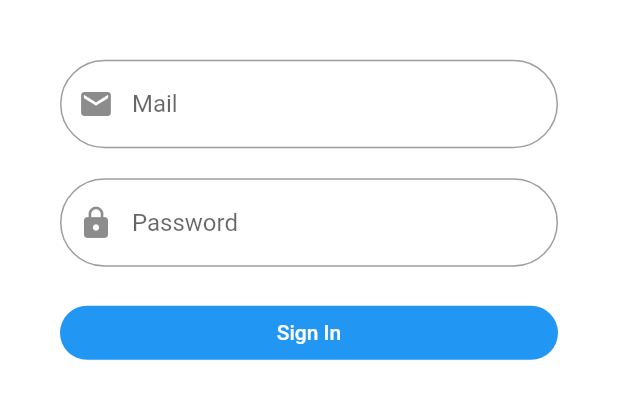
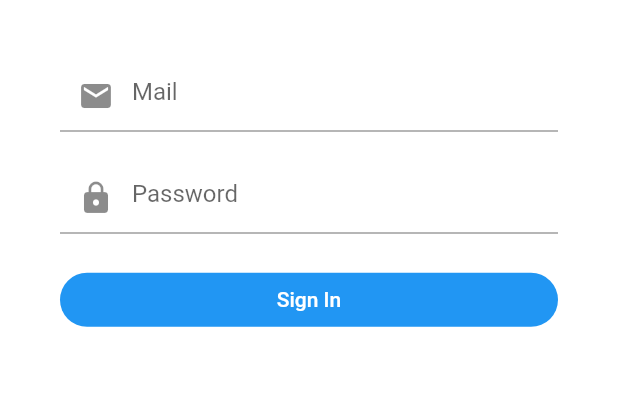
Before and after one commit to AxShaposhnikov/messenger_app_flutter, a Flutter app: the screen it shows after launch, on a phone screen of 412 x 824 dp, the part 420-839 px from its top. Run offline on Flutter 3.47's test engine with Material 2 defaults, Android fonts, the phone set to English and light mode, and no system bars; our stand-ins replace firebase_core, shared_preferences; accounts and stored records are empty.

Commit message:
adding login page v1.2

```diff
--- a/lib/pages/auth/login_page.dart
+++ b/lib/pages/auth/login_page.dart
@@ -1,4 +1,5 @@
 import 'package:flutter/material.dart';
+import 'package:messenger_app/widgets/widgets.dart';
 
 class LoginPage extends StatefulWidget {
   const LoginPage({super.key});
@@ -11,6 +12,9 @@ class _LoginPageState extends State<LoginPage> {
   final TextEditingController _loginController = TextEditingController();
   final TextEditingController _passwordController = TextEditingController();
 
+  String email = "";
+  String password = "";
+  bool _isLoading = false;
   final _formKey = GlobalKey<FormState>();
 
   @override
@@ -36,55 +40,37 @@ class _LoginPageState extends State<LoginPage> {
                         height: 40,
                       ),
                       TextFormField(
-                        // указываем для поля границу,
-                        // иконку и подсказку (hint)
-                        decoration: const InputDecoration(
-                            border: OutlineInputBorder(
-                                borderSide: BorderSide(width: 1.5),
-                                borderRadius:
-                                    BorderRadius.all(Radius.circular(40))),
-                            prefixIcon: Icon(Icons.mail),
-                            hintText: "Mail"),
-                        // не забываем указать TextEditingController
-                        controller: _loginController,
-                        // параметр validator - функция которая,
-                        // должна возвращать null при успешной проверки
-                        // или строку при неудачной
-                        validator: (value) {
-                          // здесь мы для наглядности добавили 2 проверки
-                          if (value == null || value.isEmpty) {
-                            return "User mail is empty";
-                          }
-                          if (value.length < 3) {
-                            return "Заголовок должен быть не короче 3 символов";
-                          }
-                          return null;
-                        },
-                      ),
+                          decoration: textInputDecoration.copyWith(
+                              prefixIcon: const Icon(Icons.mail),
+                              hintText: "Mail"),
+                          controller: _loginController,
+                          validator: (value) {
+                            return RegExp(
+                                        r"^[a-zA-Z0-9.a-zA-Z0-9.!#$%&'*+-/=?^_`{|}~]+@[a-zA-Z0-9]+\.[a-zA-Z]+")
+                                    .hasMatch(value!)
+                                ? null
+                                : 'Please enter valid email';
+                          },
+                          onChanged: (value) {
+                            setState(() {
+                              email = value;
+                            });
+                          }),
                       const SizedBox(height: 20),
                       TextFormField(
-                        // указываем для поля границу,
-                        // иконку и подсказку (hint)
-                        decoration: const InputDecoration(
-                            border: OutlineInputBorder(
-                                borderRadius:
-                                    BorderRadius.all(Radius.circular(40))),
-                            prefixIcon: Icon(Icons.lock),
+                        decoration: textInputDecoration.copyWith(
+                            prefixIcon: const Icon(Icons.lock),
                             hintText: "Password"),
-                        // не забываем указать TextEditingController
                         controller: _passwordController,
-                        // параметр validator - функция которая,
-                        // должна возвращать null при успешной проверки
-                        // или строку при неудачной
                         validator: (value) {
-                          // здесь мы для наглядности добавили 2 проверки
-                          if (value == null || value.isEmpty) {
-                            return "Заголовок пустой";
-                          }
-                          if (value.length < 3) {
-                            return "Заголовок должен быть не короче 3 символов";
-                          }
-                          return null;
+                          return value!.length < 6
+                              ? null
+                              : "Password must be at least 6 characters";
+                        },
+                        onChanged: (value) {
+                          setState(() {
+                            password = value;
+                          });
                         },
                       ),
                       const SizedBox(
--- a/lib/shared/constants.dart
+++ b/lib/shared/constants.dart
@@ -1,3 +1,5 @@
+import 'package:flutter/material.dart';
+
 class Constants {
   static String apiKey = "AIzaSyB54osR9V905dT0HItrKXb5A1tOtTy-oTE";
   static String authDomain = "chatappflutter-4e8e9.firebaseapp.com";
@@ -5,4 +7,5 @@ class Constants {
   static String storageBucket = "chatappflutter-4e8e9.appspot.com";
   static String messagingSenderId = "1070750998539";
   static String appId = "1:1070750998539:web:54b716e62ce445e348670e";
+  final primaryColor = const Color.fromARGB(0, 0, 191, 255);
 }
--- a/lib/widgets/widgets.dart
+++ b/lib/widgets/widgets.dart
@@ -1,3 +1,7 @@
 import 'package:flutter/material.dart';
 
-const textInputDecoration = InputDecoration();
+const textInputDecoration = InputDecoration(
+    labelStyle: TextStyle(color: Colors.black),
+    focusedBorder: OutlineInputBorder(
+        borderSide:
+            BorderSide(color: Color.fromARGB(0, 34, 200, 250), width: 2)));
```
